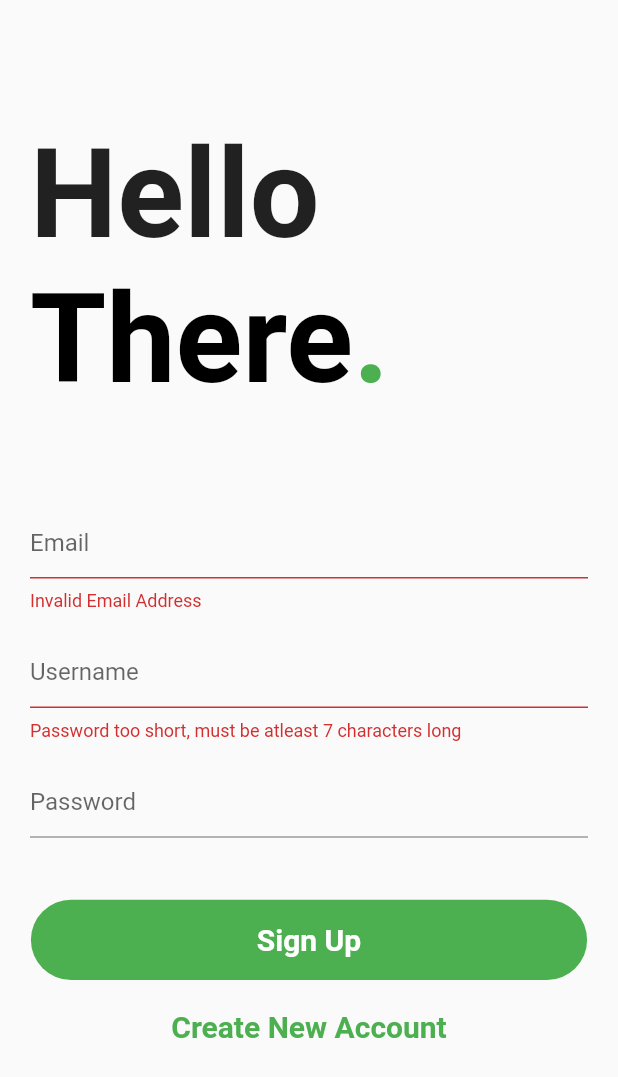
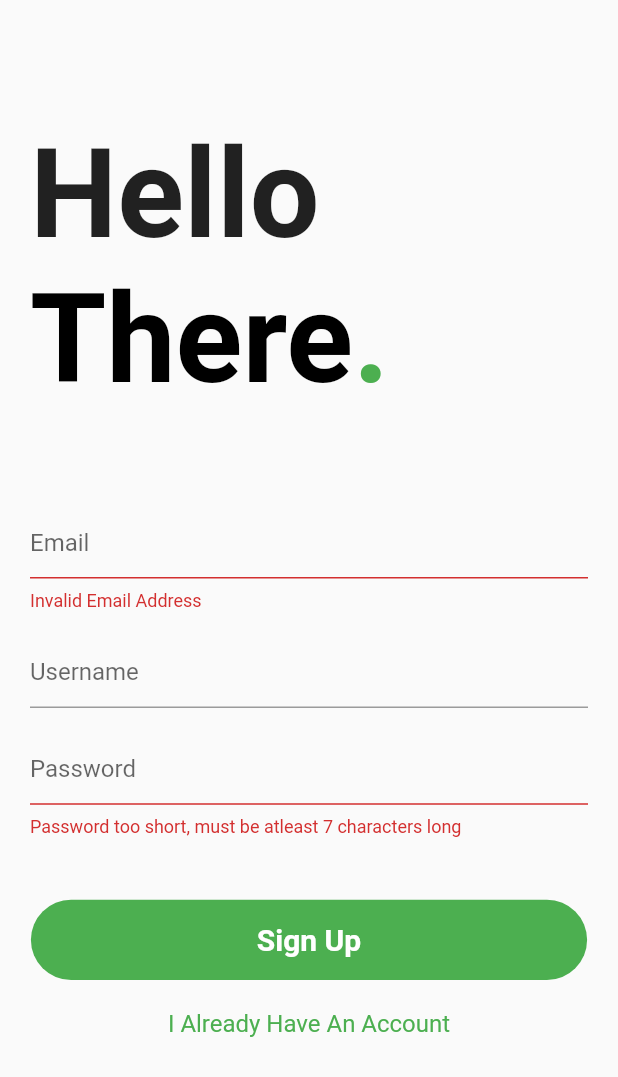
Before and after one commit to Aditya7feb/PrivateChatApp, a Flutter app: the screen it shows after launch, after a tap on "Login", after a tap on "Create New Account", on a phone screen of 412 x 824 dp. Shown: the top 1077 px of the screen. Run offline on Flutter 3.47's test engine with Material 2 defaults, Android fonts, the phone set to English and light mode, and no system bars; our stand-ins replace cloud_firestore, firebase_auth, firebase_core; accounts and stored records are empty.

Commit message:
user login & signup

```diff
--- a/lib/main.dart
+++ b/lib/main.dart
@@ -1,3 +1,4 @@
+import 'package:firebase_auth/firebase_auth.dart';
 import 'package:firebase_core/firebase_core.dart';
 import 'package:flutter/material.dart';
 import 'package:private_chat_app/screens/auth_screen.dart';
@@ -14,11 +15,19 @@
   @override
   Widget build(BuildContext context) {
     return MaterialApp(
-      title: 'Flutter Demo',
-      theme: ThemeData(
-        primarySwatch: Colors.blue,
-      ),
-      home: AuthScreen(),
-    );
+        title: 'Flutter Demo',
+        theme: ThemeData(
+          primarySwatch: Colors.blue,
+        ),
+        home: StreamBuilder(
+          stream: FirebaseAuth.instance.authStateChanges(),
+          builder: (context, userSnapshot) {
+            if (userSnapshot.hasData) {
+              return ChatScreen();
+            } else {
+              return AuthScreen();
+            }
+          },
+        ));
   }
 }
--- a/lib/screens/auth_screen.dart
+++ b/lib/screens/auth_screen.dart
@@ -1,4 +1,7 @@
+import 'package:cloud_firestore/cloud_firestore.dart';
+import 'package:firebase_auth/firebase_auth.dart';
 import 'package:flutter/material.dart';
+import 'package:flutter/services.dart';
 
 class AuthScreen extends StatefulWidget {
   @override
@@ -8,6 +11,73 @@
 class _AuthScreenState extends State<AuthScreen> {
   @override
   Widget build(BuildContext context) {
+    final _auth = FirebaseAuth.instance;
+
+    var _isLoading = false;
+
+    void _submitAuthForm(String email, String password, String username,
+        bool isLogin, BuildContext ctx) async {
+      // ignore: unused_local_variable
+      UserCredential authResult;
+
+      try {
+        setState(() {
+          _isLoading = true;
+        });
+        if (isLogin) {
+          authResult = await _auth.signInWithEmailAndPassword(
+              email: email, password: password);
+        } else {
+          authResult = await _auth.createUserWithEmailAndPassword(
+            email: email,
+            password: password,
+          );
+          ScaffoldMessenger.of(ctx).showSnackBar(
+            SnackBar(
+              content: Text("User Created Successfully"),
+              backgroundColor: Colors.green,
+            ),
+          );
+          await FirebaseFirestore.instance
+              .collection('users')
+              .doc(authResult.user!.uid)
+              .set(
+            {
+              'email': email,
+              'username': username,
+            },
+          );
+        }
+      } on PlatformException catch (e) {
+        var message = "An Error Occured, Check your Credentials";
+
+        if (e.message != null) {
+          message = e.message!.toString();
+        }
+
+        ScaffoldMessenger.of(ctx).showSnackBar(
+          SnackBar(
+            content: Text(message),
+            backgroundColor: Colors.red,
+          ),
+        );
+        setState(() {
+          _isLoading = false;
+        });
+      } catch (e) {
+        ScaffoldMessenger.of(ctx).showSnackBar(
+          SnackBar(
+            content: Text(e.toString()),
+            backgroundColor: Colors.red,
+          ),
+        );
+        setState(() {
+          _isLoading = false;
+        });
+      }
+    }
+
+    ;
     final deviceSize = MediaQuery.of(context).size;
     return Scaffold(
         body: SafeArea(
@@ -18,7 +88,10 @@
             crossAxisAlignment: CrossAxisAlignment.start,
             children: [
               HelloText(deviceSize: deviceSize),
-              LoginForm(deviceSize: deviceSize),
+              LoginForm(
+                  deviceSize: deviceSize,
+                  submitfn: _submitAuthForm,
+                  isLoading: _isLoading),
             ],
           ),
         ),
@@ -28,10 +101,20 @@
 }
 
 class LoginForm extends StatefulWidget {
-  const LoginForm({
-    Key? key,
+  LoginForm({
     required this.deviceSize,
-  }) : super(key: key);
+    required this.submitfn,
+    required this.isLoading,
+  });
+  bool isLoading = false;
+
+  final void Function(
+    String email,
+    String password,
+    String username,
+    bool isLogin,
+    BuildContext ctx,
+  ) submitfn;
 
   final Size deviceSize;
 
@@ -42,25 +125,27 @@
 class _LoginFormState extends State<LoginForm> {
   GlobalKey<FormState> _loginKey = GlobalKey<FormState>();
   String? _email;
-  String? _userName;
+  String? _userName = "";
   bool isLogin = true;
   String? _pass;
 
-  bool isLoading = false;
-
   void _trySubmit() {
     final isValid = _loginKey.currentState!.validate();
-    isLoading = true;
+    widget.isLoading = true;
     FocusScope.of(context).unfocus();
 
     if (isValid) {
       _loginKey.currentState!.save();
+      widget.submitfn(
+        _email!,
+        _pass!,
+        _userName!,
+        isLogin,
+        context,
+      );
     }
 
-    print(_email);
-    print(_userName);
-    print(_pass);
-    isLoading = false;
+    widget.isLoading = false;
   }
 
   @override
@@ -73,12 +158,15 @@
           mainAxisSize: MainAxisSize.min,
           children: [
             TextFormField(
+              key: ValueKey('email'),
               decoration: InputDecoration(hintText: "Email"),
               onSaved: (value) {
                 _email = value;
               },
               validator: (value) {
-                if (value!.isEmpty || !value.contains("@")) {
+                if (value!.isEmpty ||
+                    !value.contains("@") ||
+                    !value.contains(".com")) {
                   return "Invalid Email Address";
                 } else {
                   return null;
@@ -91,6 +179,7 @@
               ),
             if (!isLogin)
               TextFormField(
+                key: ValueKey('username'),
                 decoration: InputDecoration(hintText: "Username"),
                 onSaved: (value) {
                   _userName = value;
@@ -109,6 +198,7 @@
               height: widget.deviceSize.height * 0.02,
             ),
             TextFormField(
+              key: ValueKey('password'),
               decoration: InputDecoration(hintText: "Password"),
               obscureText: true,
               obscuringCharacter: "*",
@@ -135,7 +225,7 @@
                     borderRadius: BorderRadius.circular(50),
                     color: Colors.green),
                 child: Center(
-                    child: isLoading
+                    child: widget.isLoading
                         ? CircularProgressIndicator(
                             color: Colors.white,
                           )
@@ -151,16 +241,18 @@
                 _trySubmit();
               },
             ),
+            if (!widget.isLoading)
               SizedBox(
                 height: 20,
               ),
+            if (!widget.isLoading)
               InkWell(
                 child: Text(
-                "Create New Account",
+                  isLogin ? "Create New Account" : "I Already Have An Account",
                   style: TextStyle(
                       color: Colors.green,
-                    fontSize: 20,
-                    fontWeight: FontWeight.bold),
+                      fontSize: 16,
+                      fontWeight: FontWeight.normal),
                 ),
                 onTap: () {
                   setState(() {
```
Also changed, not shown: lib/screens/chat_screen.dart (+37 -0 lines). Lines whose indentation alone changed are shown as unchanged.
